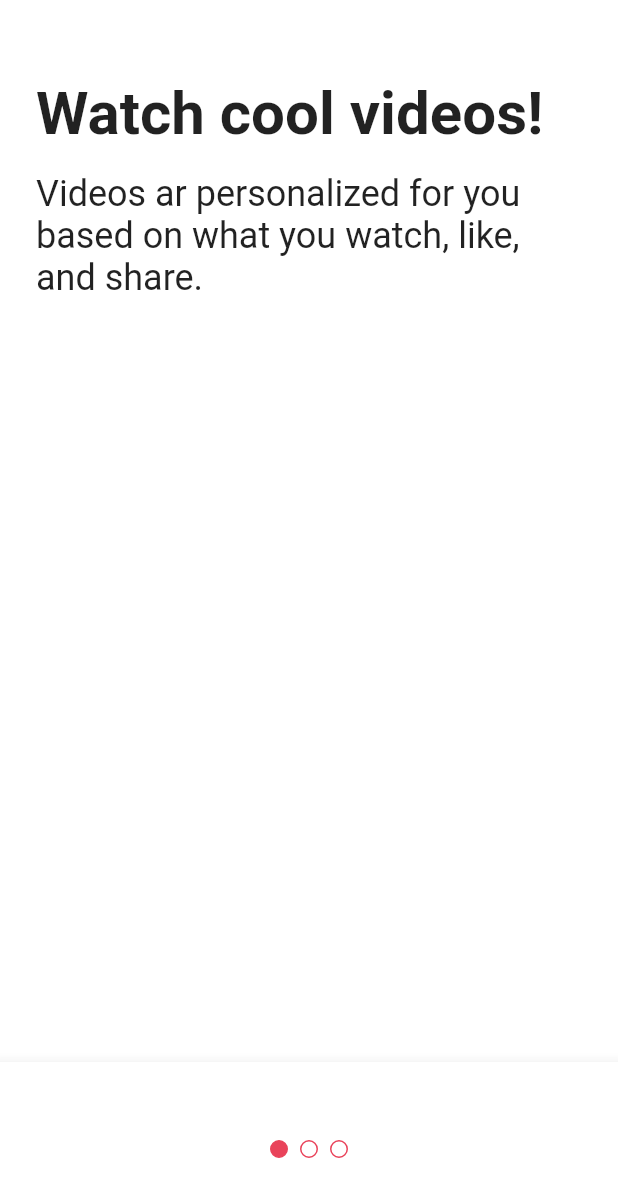
After one commit to baekjungkim/tiktok_clone, a Flutter app: the screen it shows after launch, after a tap on "Next", on a phone screen of 412 x 824 dp. The commit adds this screen. Shown: the top 1197 px of the screen. Run offline on Flutter 3.47's test engine with Material 2 defaults, Android fonts, the phone set to English and light mode, and no system bars; our stand-ins replace font_awesome_flutter.

Commit message:
#5.3 Tutorial Screen

```diff
--- a/lib/features/onboarding/interests_screen.dart
+++ b/lib/features/onboarding/interests_screen.dart
@@ -1,6 +1,7 @@
 import 'package:flutter/material.dart';
 import 'package:tiktok_clone/constants/gaps.dart';
 import 'package:tiktok_clone/constants/sizes.dart';
+import 'package:tiktok_clone/features/onboarding/tutorial_screen.dart';
 import 'package:tiktok_clone/features/onboarding/widgets/interest_button.dart';
 
 const interests = [
@@ -67,6 +68,15 @@ class _InterestsScreenState extends State<InterestsScreen> {
         _showTitle = false;
       });
     }
+  }
+
+  void _onNextTap() {
+    Navigator.push(
+      context,
+      MaterialPageRoute(
+        builder: (context) => const TutorialScreen(),
+      ),
+    );
   }
 
   @override
@@ -142,6 +152,8 @@ class _InterestsScreenState extends State<InterestsScreen> {
             left: Sizes.size24,
             right: Sizes.size24,
           ),
+          child: GestureDetector(
+            onTap: _onNextTap,
             child: Container(
               padding: const EdgeInsets.symmetric(
                 vertical: Sizes.size20,
@@ -160,6 +172,7 @@ class _InterestsScreenState extends State<InterestsScreen> {
             ),
           ),
         ),
+      ),
     );
   }
 }
--- /dev/null
+++ b/lib/features/onboarding/tutorial_screen.dart
@@ -0,0 +1,118 @@
+import 'package:flutter/material.dart';
+import 'package:tiktok_clone/constants/gaps.dart';
+import 'package:tiktok_clone/constants/sizes.dart';
+
+class TutorialScreen extends StatefulWidget {
+  const TutorialScreen({super.key});
+
+  @override
+  State<TutorialScreen> createState() => _TutorialScreenState();
+}
+
+class _TutorialScreenState extends State<TutorialScreen> {
+  @override
+  Widget build(BuildContext context) {
+    return DefaultTabController(
+      length: 3,
+      child: Scaffold(
+        body: SafeArea(
+          child: TabBarView(
+            children: [
+              Padding(
+                padding: const EdgeInsets.symmetric(
+                  horizontal: Sizes.size24,
+                ),
+                child: Column(
+                  crossAxisAlignment: CrossAxisAlignment.start,
+                  children: const [
+                    Gaps.v52,
+                    Text(
+                      'Watch cool videos!',
+                      style: TextStyle(
+                        fontSize: Sizes.size40,
+                        fontWeight: FontWeight.bold,
+                      ),
+                    ),
+                    Gaps.v16,
+                    Text(
+                      'Videos ar personalized for you based on what you watch, like, and share.',
+                      style: TextStyle(
+                        fontSize: Sizes.size24,
+                        // fontWeight: FontWeight.bold,
+                      ),
+                    ),
+                  ],
+                ),
+              ),
+              Padding(
+                padding: const EdgeInsets.symmetric(
+                  horizontal: Sizes.size24,
+                ),
+                child: Column(
+                  crossAxisAlignment: CrossAxisAlignment.start,
+                  children: const [
+                    Gaps.v52,
+                    Text(
+                      'Follow the rules of the app',
+                      style: TextStyle(
+                        fontSize: Sizes.size40,
+                        fontWeight: FontWeight.bold,
+                      ),
+                    ),
+                    Gaps.v16,
+                    Text(
+                      'Videos ar personalized for you based on what you watch, like, and share.',
+                      style: TextStyle(
+                        fontSize: Sizes.size24,
+                        // fontWeight: FontWeight.bold,
+                      ),
+                    ),
+                  ],
+                ),
+              ),
+              Padding(
+                padding: const EdgeInsets.symmetric(
+                  horizontal: Sizes.size24,
+                ),
+                child: Column(
+                  crossAxisAlignment: CrossAxisAlignment.start,
+                  children: const [
+                    Gaps.v52,
+                    Text(
+                      'Enjoy the ride',
+                      style: TextStyle(
+                        fontSize: Sizes.size40,
+                        fontWeight: FontWeight.bold,
+                      ),
+                    ),
+                    Gaps.v16,
+                    Text(
+                      'Videos ar personalized for you based on what you watch, like, and share.',
+                      style: TextStyle(
+                        fontSize: Sizes.size24,
+                        // fontWeight: FontWeight.bold,
+                      ),
+                    ),
+                  ],
+                ),
+              ),
+            ],
+          ),
+        ),
+        bottomNavigationBar: BottomAppBar(
+          child: Container(
+            padding: const EdgeInsets.symmetric(vertical: Sizes.size48),
+            child: Row(
+              mainAxisAlignment: MainAxisAlignment.center,
+              children: [
+                TabPageSelector(
+                  selectedColor: Theme.of(context).primaryColor,
+                ),
+              ],
+            ),
+          ),
+        ),
+      ),
+    );
+  }
+}
```
Lines whose indentation alone changed are shown as unchanged.
